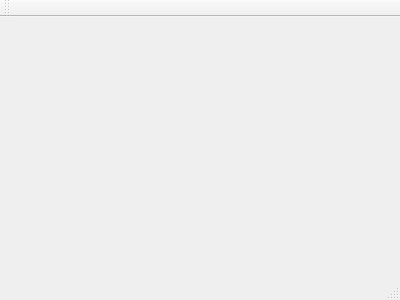
zzx02/BookManagement, file mainwindow.ui: the form before one commit.
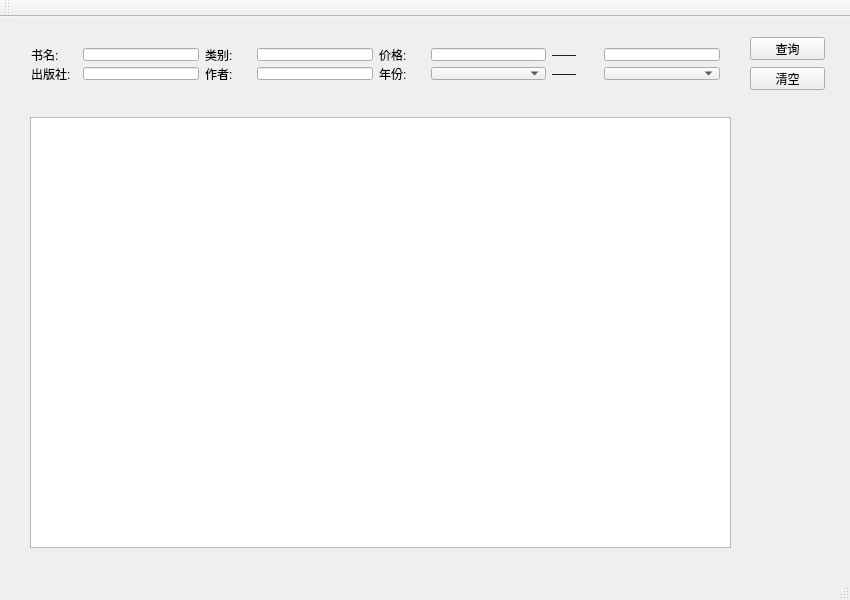
The form after the commit.

```diff
--- a/mainwindow.ui
+++ b/mainwindow.ui
@@ -1,24 +1,225 @@
 <ui version="4.0">
  <class>MainWindow</class>
- <widget class="QMainWindow" name="MainWindow" >
-  <property name="geometry" >
+ <widget class="QMainWindow" name="MainWindow">
+  <property name="geometry">
    <rect>
     <x>0</x>
     <y>0</y>
-    <width>400</width>
-    <height>300</height>
+    <width>850</width>
+    <height>600</height>
    </rect>
   </property>
   <property name="windowTitle" >
    <string>MainWindow</string>
   </property>
-  <widget class="QMenuBar" name="menuBar" />
-  <widget class="QToolBar" name="mainToolBar" />
-  <widget class="QWidget" name="centralWidget" />
-  <widget class="QStatusBar" name="statusBar" />
+  <widget class="QWidget" name="centralWidget">
+   <widget class="QWidget" name="horizontalLayoutWidget">
+    <property name="geometry">
+     <rect>
+      <x>20</x>
+      <y>20</y>
+      <width>711</width>
+      <height>54</height>
+     </rect>
+    </property>
+    <layout class="QHBoxLayout" name="horizontalLayout">
+     <item>
+      <layout class="QVBoxLayout" name="verticalLayout">
+       <item>
+        <layout class="QHBoxLayout" name="horizontalLayout_3" stretch="4,10">
+         <item>
+          <widget class="QLabel" name="label">
+           <property name="text">
+            <string>书名:</string>
+           </property>
+          </widget>
+         </item>
+         <item>
+          <widget class="QLineEdit" name="nameBook"/>
+         </item>
+        </layout>
+       </item>
+       <item>
+        <layout class="QHBoxLayout" name="horizontalLayout_4" stretch="4,10">
+         <item>
+          <widget class="QLabel" name="label_2">
+           <property name="text">
+            <string>出版社:</string>
+           </property>
+          </widget>
+         </item>
+         <item>
+          <widget class="QLineEdit" name="namePublisher"/>
+         </item>
+        </layout>
+       </item>
+      </layout>
+     </item>
+     <item>
+      <layout class="QVBoxLayout" name="verticalLayout_3">
+       <item>
+        <layout class="QHBoxLayout" name="horizontalLayout_10" stretch="4,10">
+         <item>
+          <widget class="QLabel" name="label_8">
+           <property name="text">
+            <string>类别:</string>
+           </property>
+          </widget>
+         </item>
+         <item>
+          <widget class="QLineEdit" name="nameCategory"/>
+         </item>
+        </layout>
+       </item>
+       <item>
+        <layout class="QHBoxLayout" name="horizontalLayout_7" stretch="4,10">
+         <item>
+          <widget class="QLabel" name="label_5">
+           <property name="text">
+            <string>作者:</string>
+           </property>
+          </widget>
+         </item>
+         <item>
+          <widget class="QLineEdit" name="nameAuthor"/>
+         </item>
+        </layout>
+       </item>
+      </layout>
+     </item>
+     <item>
+      <layout class="QVBoxLayout" name="verticalLayout_4">
+       <item>
+        <layout class="QHBoxLayout" name="horizontalLayout_8" stretch="4,10">
+         <item>
+          <widget class="QLabel" name="label_6">
+           <property name="text">
+            <string>价格:</string>
+           </property>
+          </widget>
+         </item>
+         <item>
+          <widget class="QLineEdit" name="price1"/>
+         </item>
+        </layout>
+       </item>
+       <item>
+        <layout class="QHBoxLayout" name="horizontalLayout_5" stretch="4,10">
+         <item>
+          <widget class="QLabel" name="label_3">
+           <property name="text">
+            <string>年份:</string>
+           </property>
+          </widget>
+         </item>
+         <item>
+          <widget class="QComboBox" name="boxYear"/>
+         </item>
+        </layout>
+       </item>
+      </layout>
+     </item>
+     <item>
+      <layout class="QVBoxLayout" name="verticalLayout_6">
+       <item>
+        <layout class="QHBoxLayout" name="horizontalLayout_9" stretch="4,10">
+         <item>
+          <widget class="QLabel" name="label_7">
+           <property name="text">
+            <string>——</string>
+           </property>
+          </widget>
+         </item>
+         <item>
+          <widget class="QLineEdit" name="price2"/>
+         </item>
+        </layout>
+       </item>
+       <item>
+        <layout class="QHBoxLayout" name="horizontalLayout_6" stretch="4,10">
+         <item>
+          <widget class="QLabel" name="label_4">
+           <property name="text">
+            <string>——</string>
+           </property>
+          </widget>
+         </item>
+         <item>
+          <widget class="QComboBox" name="comboBox_2"/>
+         </item>
+        </layout>
+       </item>
+      </layout>
+     </item>
+    </layout>
+   </widget>
+   <widget class="QPushButton" name="checkButton">
+    <property name="geometry">
+     <rect>
+      <x>750</x>
+      <y>20</y>
+      <width>75</width>
+      <height>23</height>
+     </rect>
+    </property>
+    <property name="text">
+     <string>查询</string>
+    </property>
+   </widget>
+   <widget class="QPushButton" name="pushButton_2">
+    <property name="geometry">
+     <rect>
+      <x>750</x>
+      <y>50</y>
+      <width>75</width>
+      <height>23</height>
+     </rect>
+    </property>
+    <property name="text">
+     <string>清空</string>
+    </property>
+   </widget>
+   <widget class="QTableView" name="view">
+    <property name="geometry">
+     <rect>
+      <x>30</x>
+      <y>100</y>
+      <width>701</width>
+      <height>431</height>
+     </rect>
+    </property>
+    <property name="editTriggers">
+     <set>QAbstractItemView::NoEditTriggers</set>
+    </property>
+    <property name="selectionBehavior">
+     <enum>QAbstractItemView::SelectRows</enum>
+    </property>
+    <property name="sortingEnabled">
+     <bool>false</bool>
+    </property>
+   </widget>
+  </widget>
+  <widget class="QMenuBar" name="menuBar">
+   <property name="geometry">
+    <rect>
+     <x>0</x>
+     <y>0</y>
+     <width>850</width>
+     <height>23</height>
+    </rect>
+   </property>
+  </widget>
+  <widget class="QToolBar" name="mainToolBar">
+   <attribute name="toolBarArea">
+    <enum>TopToolBarArea</enum>
+   </attribute>
+   <attribute name="toolBarBreak">
+    <bool>false</bool>
+   </attribute>
+  </widget>
+  <widget class="QStatusBar" name="statusBar"/>
  </widget>
- <layoutDefault spacing="6" margin="11" />
- <pixmapfunction></pixmapfunction>
+ <layoutdefault spacing="6" margin="11"/>
  <resources/>
  <connections/>
 </ui>
```
Left out of the diff: 3 changed lines with no effect on the pictures.
